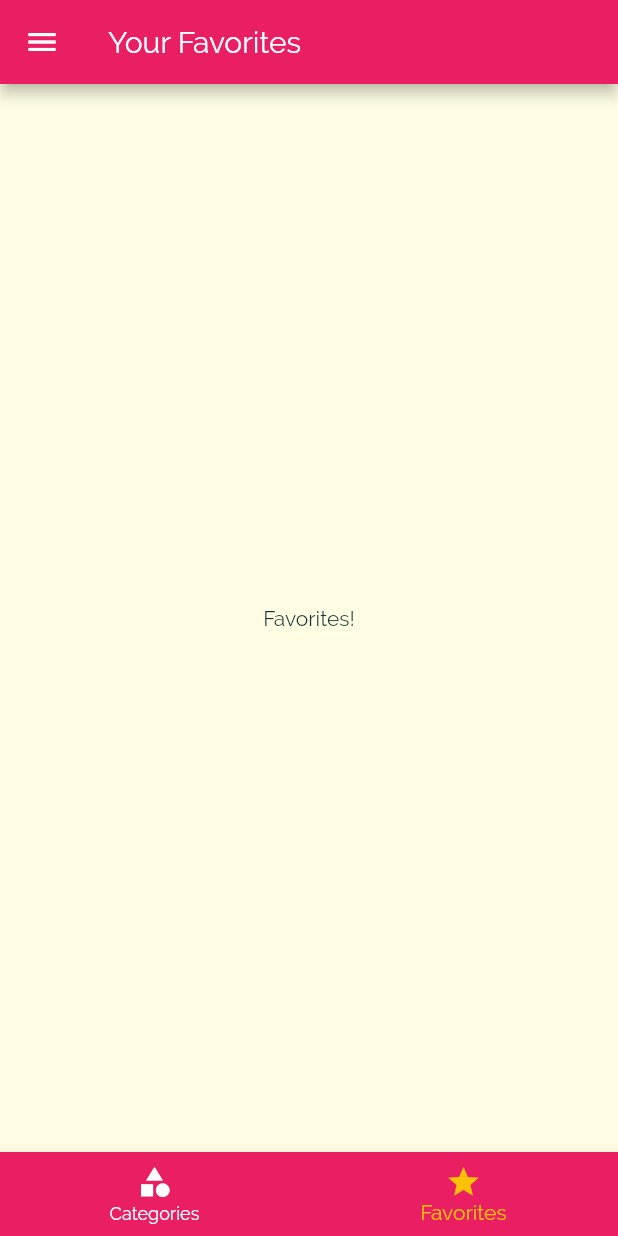
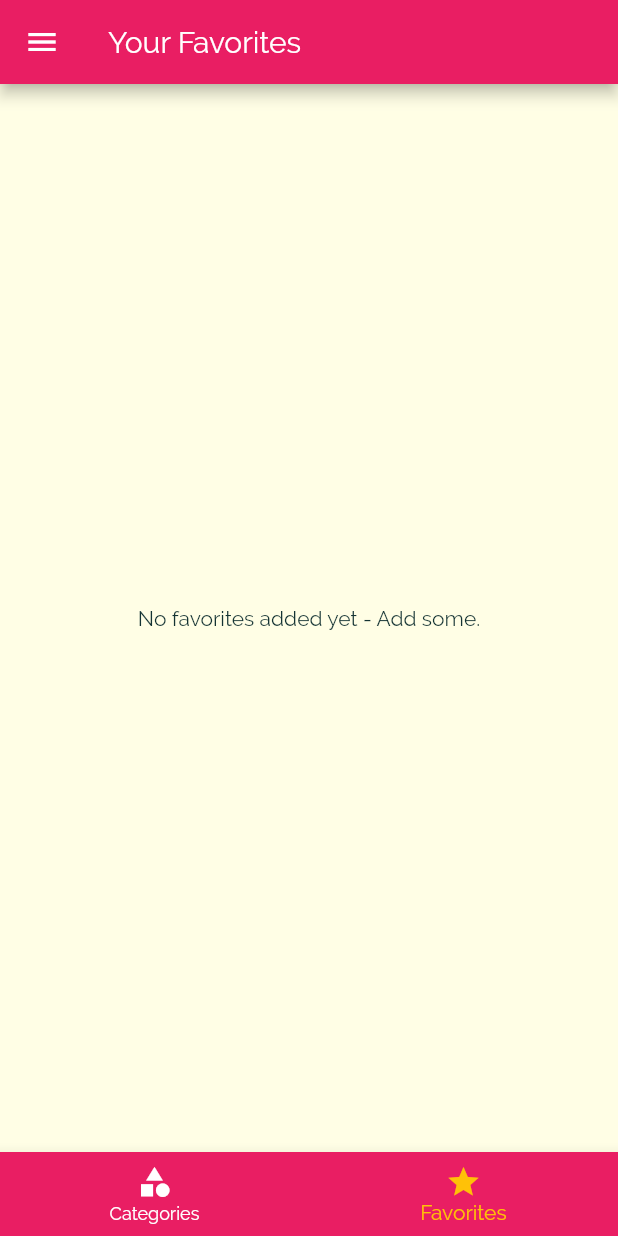
Before and after one commit to Mark-DSouza/RecipeApp, a Flutter app: the screen it shows after launch, item 2 of the bottom bar chosen, on a phone screen of 412 x 824 dp. Run offline on Flutter 3.47's test engine with Material 2 defaults, Android fonts, the phone set to English and light mode, and no system bars.

Commit message:
Add fully functional Favorites page

```diff
--- a/lib/main.dart
+++ b/lib/main.dart
@@ -26,6 +26,7 @@ class _MyAppState extends State<MyApp> {
   };
 
   List<Meal> _availableMeals = DUMMY_MEALS;
+  List<Meal> _favoriteMeals = [];
 
   void _setFilters(Map<String, bool> filterData) {
     setState(() {
@@ -47,6 +48,26 @@ class _MyAppState extends State<MyApp> {
         return true;
       }).toList();
     });
+  }
+
+  void _toggleFavorite(String mealId) {
+    final existingIndex =
+        _favoriteMeals.indexWhere((meal) => meal.id == mealId);
+    if (existingIndex == -1) {
+      setState(() {
+        _favoriteMeals.add(
+          DUMMY_MEALS.firstWhere((meal) => meal.id == mealId),
+        );
+      });
+    } else {
+      setState(() {
+        _favoriteMeals.removeAt(existingIndex);
+      });
+    }
+  }
+
+  bool _isFavorited(String mealId) {
+    return _favoriteMeals.any((meal) => meal.id == mealId);
   }
 
   @override
@@ -76,9 +97,10 @@ class _MyAppState extends State<MyApp> {
       initialRoute: '/', // Default value is '/'
       routes: {
         // '/': (ctx) => CategoryScreen(),
-        '/': (ctx) => TabsScreen(),
-        CategoryMealsScreen.routeName: (ctx) => CategoryMealsScreen(_availableMeals),
-        MealDetailScreen.routeName: (ctx) => MealDetailScreen(),
+        '/': (ctx) => TabsScreen(_favoriteMeals),
+        CategoryMealsScreen.routeName: (ctx) =>
+            CategoryMealsScreen(_availableMeals),
+        MealDetailScreen.routeName: (ctx) => MealDetailScreen(_isFavorited, _toggleFavorite),
         FiltersScreen.routeName: (ctx) => FiltersScreen(_filters, _setFilters),
       },
       // onGenerateRoute: (settings) {
--- a/lib/screens/favorites_screen.dart
+++ b/lib/screens/favorites_screen.dart
@@ -1,10 +1,34 @@
 import 'package:flutter/material.dart';
 
+import '../widgets/meal_item.dart';
+
+import '../models/meal.dart';
+
 class FavoritesScreen extends StatelessWidget {
+  final List<Meal> favoriteMeals;
+
+  FavoritesScreen(this.favoriteMeals);
+
   @override
   Widget build(BuildContext context) {
-    return Center(
-      child: Text('Favorites!'),
-    );
+    return favoriteMeals.isEmpty ?
+
+    Center(
+      child: Text('No favorites added yet - Add some.'),
+    ) :
+    ListView.builder(
+        itemBuilder: (ctx, index) {
+          return MealItem(
+            id: favoriteMeals[index].id,
+            title: favoriteMeals[index].title,
+            imageUrl: favoriteMeals[index].imageUrl,
+            duration: favoriteMeals[index].duration,
+            complexity: favoriteMeals[index].complexity,
+            affordability: favoriteMeals[index].affordability,
+          );
+        },
+        itemCount: favoriteMeals.length,
+      )
+    ;
   }
 }
--- a/lib/screens/tabs_screen.dart
+++ b/lib/screens/tabs_screen.dart
@@ -1,27 +1,37 @@
 import 'package:flutter/material.dart';
 
 import './categories_screen.dart';
+import '../models/meal.dart';
 import './favorites_screen.dart';
 import '../widgets/main_drawer.dart';
 
 class TabsScreen extends StatefulWidget {
+  final List<Meal> favoriteMeals;
+
+  TabsScreen(this.favoriteMeals);
+
   @override
   _TabsScreenState createState() => _TabsScreenState();
 }
 
 class _TabsScreenState extends State<TabsScreen> {
-  final List<Map<String, Object>> _pages = [
+  List<Map<String, Object>> _pages;
+  int _selectedPageIndex = 0;
+
+  @override
+  void initState() {
+    super.initState();
+    _pages = [
       {
         'page': CategoryScreen(),
         'title': 'Categories',
       },
       {
-      'page': FavoritesScreen(),
+        'page': FavoritesScreen(widget.favoriteMeals),
         'title': 'Your Favorites',
       },
     ];
-
-  int _selectedPageIndex = 0;
+  }
 
   void _selectPage(int index) {
     setState(() {
```
Also changed, not shown: lib/screens/category_meals_screen.dart (+0 -7 lines), lib/screens/meal_detail_screen.dart (+8 -4 lines), lib/widgets/meal_item.dart (+11 -9 lines). Lines whose indentation alone changed are shown as unchanged.
